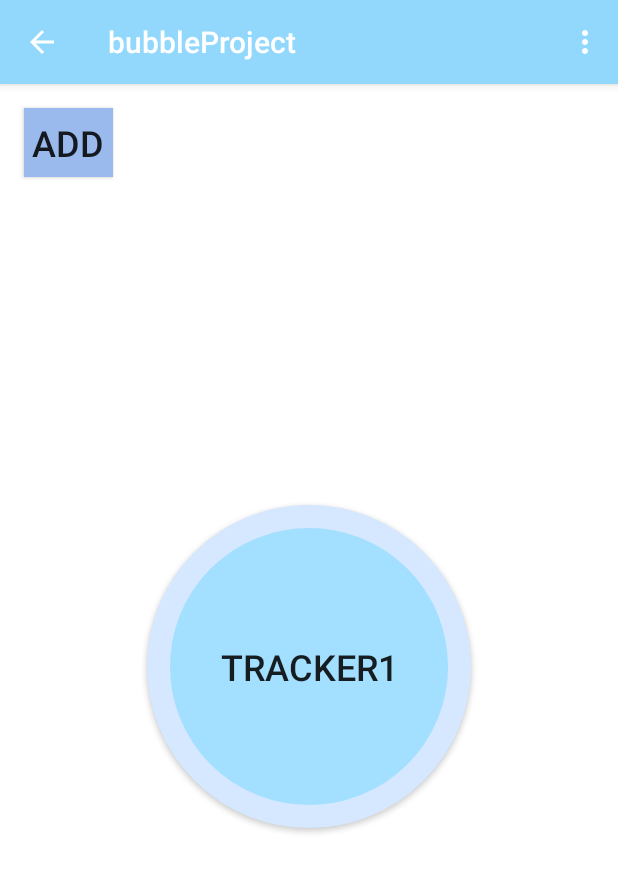
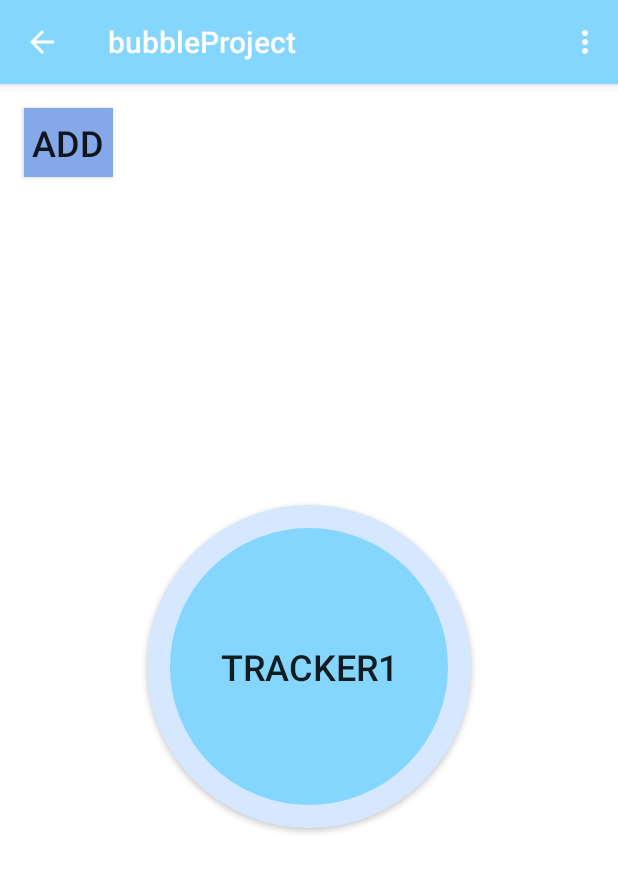
Before and after one commit to dianaleeg/BUBBLE, an Android app: the screen it shows after launch (MainActivity), on a phone screen of 412 x 824 dp. Shown: the top 872 px of the screen. Run offline under Robolectric (Android 15) with nearby library versions, the phone set to English and light mode, and no system bars.

Commit message:
Color changes
more...

```diff
--- a/app/src/main/res/drawable/circle_button.xml
+++ b/app/src/main/res/drawable/circle_button.xml
@@ -2,7 +2,7 @@
     android:shape="oval">
     <stroke android:color="#d6e8ff"
         android:width="15dp"></stroke>
-    <solid android:color="#a3dfff"></solid>
+    <solid android:color="#84d6ff"></solid>
     <size android:width="120dp"
         android:height="120dp"></size>
 </shape>
--- a/app/src/main/res/drawable/darkercolor_button.xml
+++ b/app/src/main/res/drawable/darkercolor_button.xml
@@ -2,7 +2,7 @@
     android:shape="rectangle">
     <!--<stroke android:color="#86a8e0"-->
         <!--android:width="2dp"></stroke>-->
-    <solid android:color="#9ab9ed"></solid>
+    <solid android:color="#84a8e8"></solid>
     <size android:width="120dp"
         android:height="120dp"></size>
 </shape>
--- a/app/src/main/res/values/colors.xml
+++ b/app/src/main/res/values/colors.xml
@@ -1,6 +1,6 @@
 <?xml version="1.0" encoding="utf-8"?>
 <resources>
-    <color name="colorPrimary">#92d8fc</color>
-    <color name="colorPrimaryDark">#84a7e0</color>
+    <color name="colorPrimary">#84d6ff</color>
+    <color name="colorPrimaryDark">#84a8e8</color>
     <color name="colorAccent">#61bae8</color>
 </resources>
```
Also changed, not shown: 1 other file.
